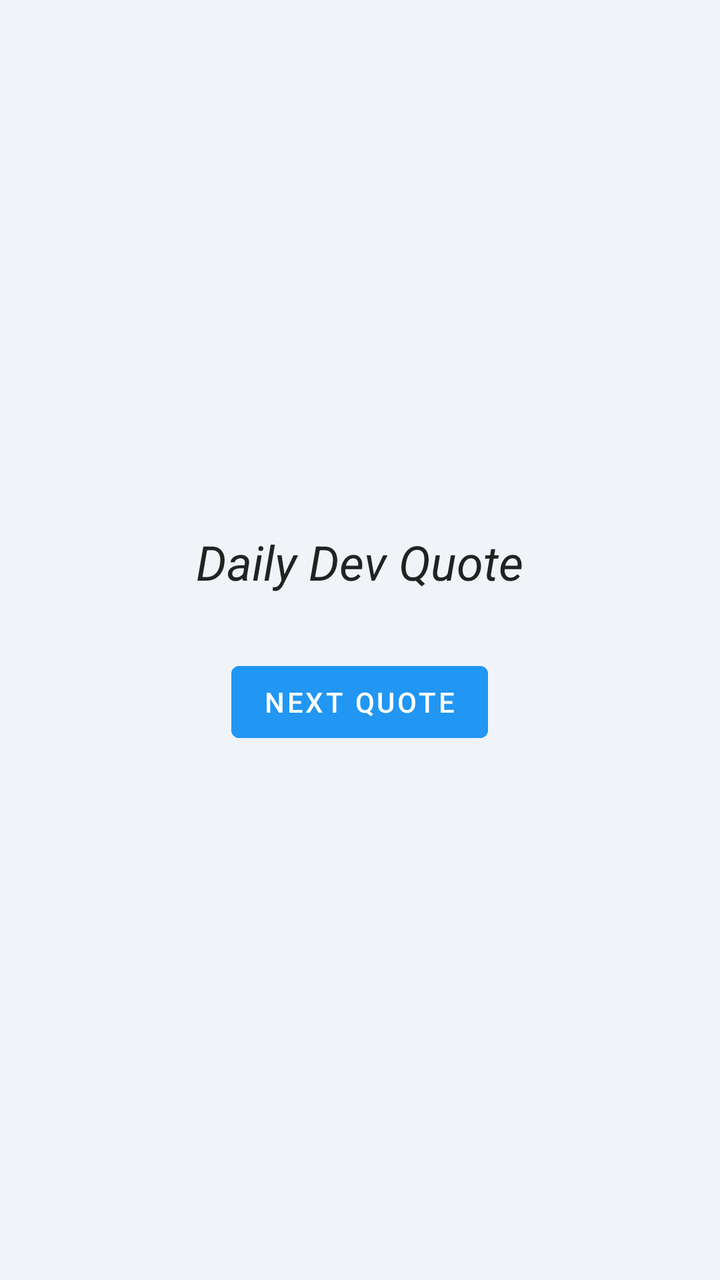
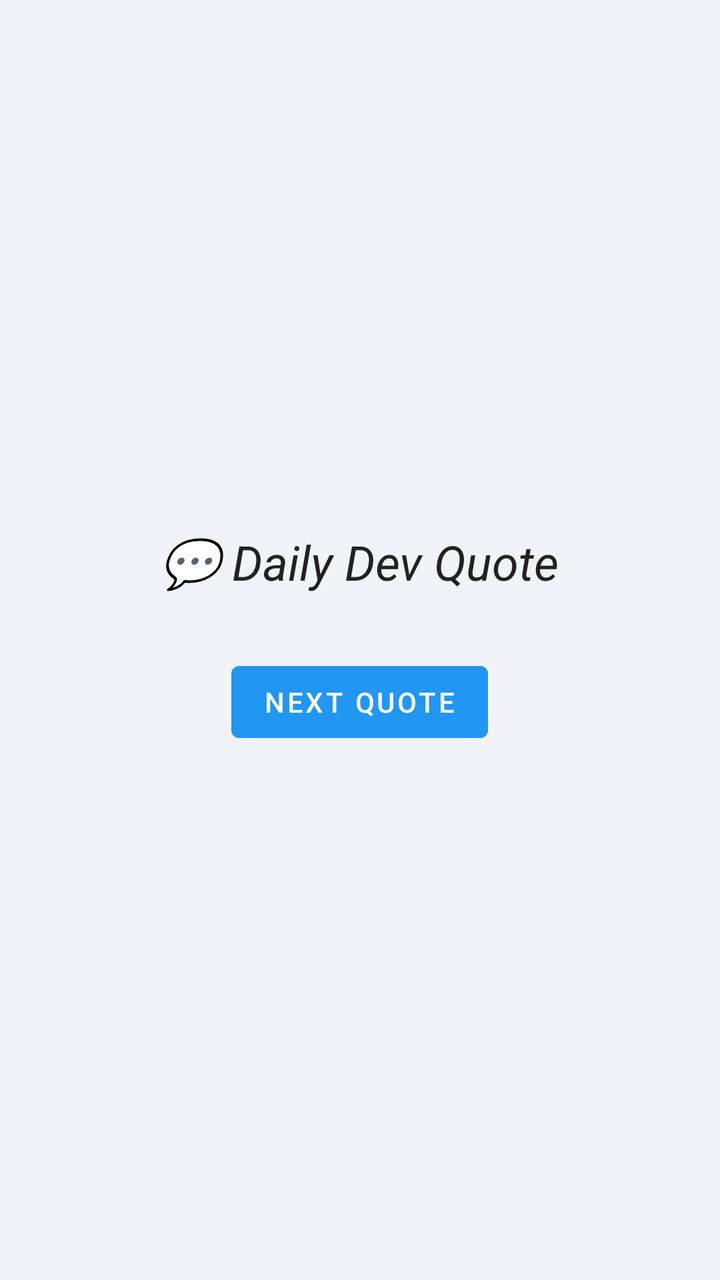

Compare the two renders of this Android layout. The source of the first and the diff that turns it into the second are given below.
<!-- AndroidManifest.xml: application theme Theme.DevVibe -->
<!-- res/layout/activity_quote.xml -->
<?xml version="1.0" encoding="utf-8"?>
<LinearLayout xmlns:android="http://schemas.android.com/apk/res/android"
    android:layout_width="match_parent"
    android:layout_height="match_parent"
    android:background="#f0f4f8"
    android:gravity="center"
    android:orientation="vertical"
    android:padding="24dp">

    <TextView
        android:id="@+id/quoteText"
        android:layout_width="wrap_content"
        android:layout_height="wrap_content"
        android:gravity="center"
        android:text="Daily Dev Quote"
        android:textColor="#222222"
        android:textSize="24sp"
        android:textStyle="italic" />

    <Button
        android:id="@+id/btnNewQuote"
        android:layout_width="wrap_content"
        android:layout_height="wrap_content"
        android:layout_marginTop="30dp"
        android:backgroundTint="#2196F3"
        android:text="Next Quote"
        android:textColor="#FFFFFF" />
</LinearLayout>
<!-- resources referenced by this layout -->
<resources>
  <style name="Theme.DevVibe" parent="Base.Theme.DevVibe" />
  <style name="Base.Theme.DevVibe" parent="Theme.MaterialComponents.DayNight.NoActionBar">
          
          
      </style>
</resources>

<!-- the commit's change to res/layout/activity_quote.xml (unified diff, before → after) -->
@@ -12,7 +12,7 @@
         android:layout_width="wrap_content"
         android:layout_height="wrap_content"
         android:gravity="center"
-        android:text="Daily Dev Quote"
+        android:text="@string/daily_dev_quote"
         android:textColor="#222222"
         android:textSize="24sp"
         android:textStyle="italic" />
@@ -23,6 +23,6 @@
         android:layout_height="wrap_content"
         android:layout_marginTop="30dp"
         android:backgroundTint="#2196F3"
-        android:text="Next Quote"
+        android:text="@string/next_quote"
         android:textColor="#FFFFFF" />
 </LinearLayout>
<!-- resource entries referenced after the edit -->
@@ -1,5 +1,7 @@
 <!-- resources referenced by this layout -->
 <resources>
+  <string name="daily_dev_quote">💬 Daily Dev Quote</string>
+  <string name="next_quote">Next Quote</string>
   <style name="Theme.DevVibe" parent="Base.Theme.DevVibe" />
   <style name="Base.Theme.DevVibe" parent="Theme.MaterialComponents.DayNight.NoActionBar">
           
